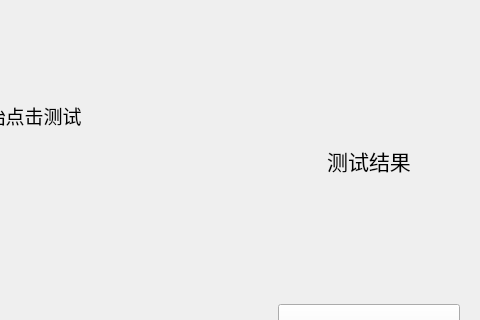
Qt form Reaction/widget.ui (AdiosM/QT-Learning) before a commit; both pictures show x 320 to 800 and y 185 to 505 of the 800 by 600 pixel window.
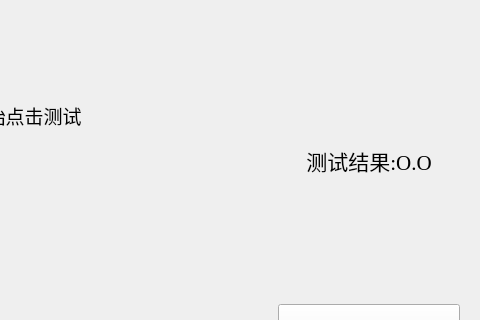
The same form after that commit. Custom widgets are drawn as their Qt base class.

```diff
--- a/Reaction/widget.ui
+++ b/Reaction/widget.ui
@@ -137,7 +137,7 @@
          </font>
         </property>
         <property name="text">
-         <string>测试结果</string>
+         <string>测试结果:O.O</string>
         </property>
         <property name="alignment">
          <set>Qt::AlignmentFlag::AlignCenter</set>
```
